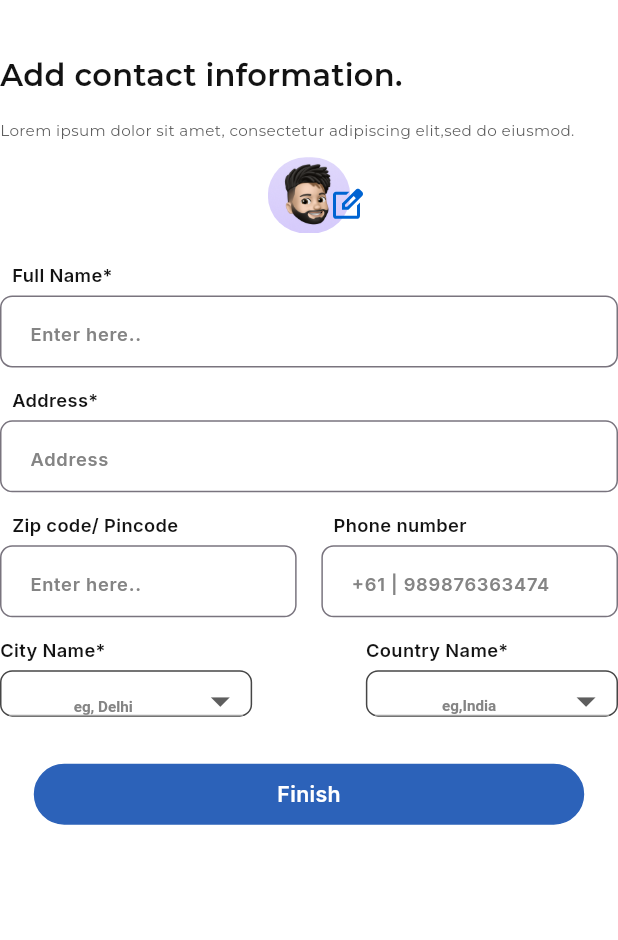
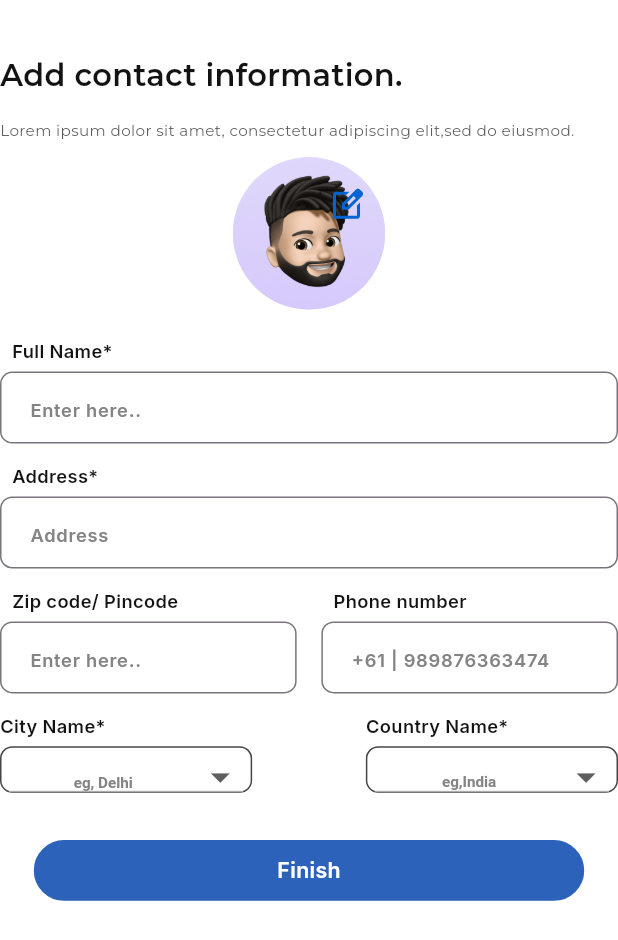
Before and after one commit to project-5327/project-5237-providerside, a Flutter app: the Profile8widget widget shown alone on an empty page, opened directly, on a phone screen of 412 x 824 dp. Shown: the top 940 px of the screen. Run offline on Flutter 3.47's test engine with Material 3 defaults, Android fonts, the light colour scheme and no system bars; our stand-ins replace carousel_slider, easy_sidemenu, file_picker, flutter_map, flutter_screenutil, flutter_svg and 5 more; project files that could hold a hidden picture were left out.

Commit message:
profile changes

```diff
--- a/lib/main.dart
+++ b/lib/main.dart
@@ -6,6 +6,7 @@ import 'package:google_fonts/google_fonts.dart';
 import 'package:project_5237_provider/desktop/onboarding/onboarding1.dart';
 import 'package:project_5237_provider/presentation/constants/responsive_view.dart';
 import 'package:project_5237_provider/desktop/projects/project_detail_screen.dart';
+import 'package:project_5237_provider/presentation/screens/create_profile/profile/profile8.dart';
 import 'package:project_5237_provider/presentation/screens/dashboard/dashboard_view.dart';
 import 'package:project_5237_provider/presentation/screens/login_register/add_project1.dart';
 import 'package:project_5237_provider/presentation/screens/login_register/profile_screen.dart';
@@ -47,7 +48,7 @@ class MyApp extends StatelessWidget {
             ),
             useMaterial3: true,
           ),
-          home: SplashScreen(),
+          home: Profile8(),
         );
 
         //  Profile3());
--- a/lib/presentation/screens/create_profile/profile/components/profile8widget.dart
+++ b/lib/presentation/screens/create_profile/profile/components/profile8widget.dart
@@ -98,29 +98,24 @@ class _Profile8widgetState extends State<Profile8widget> {
                   ),
                   if (_selectedImage != null)
                     Center(
-                        child: ClipRRect(
-                      borderRadius: BorderRadius.circular(100.r),
-                      child: Image.file(
-                        File(_selectedImage!.path),
-                        height: responsive.isMobile ? 50.h : 79.h,
-                        width: responsive.isMobile ? 50.w : 69.w,
-                        fit: BoxFit.cover,
+                      child: CircleAvatar(
+                        radius: 50.r,
+                        backgroundImage: NetworkImage(
+                          _selectedImage!.path,
+                        ),
                       ),
-                    ))
+                    )
                   else ...[
                     Stack(children: [
                       Center(
-                          child: ClipRRect(
-                        borderRadius: BorderRadius.circular(100.r),
-                        child: Image.asset(
+                          child: CircleAvatar(
+                        radius: 50.r,
+                        backgroundImage: AssetImage(
                           'assets/images/uploadImage.png',
-                          height: responsive.isMobile ? 50.h : 79.h,
-                          width: responsive.isMobile ? 50.w : 69.w,
-                          fit: BoxFit.cover,
                         ),
                       )),
                       Positioned(
-                          top: responsive.isMobile ? 20.0 : 35.0,
+                          top: responsive.isMobile ? 20.0 : 45.0,
                           right: 0.0,
                           left: responsive.isMobile ? 50.0 : 60.0,
                           child: GestureDetector(
```
Also changed, not shown: lib/presentation/screens/login_register/profile_screen.dart (+5 -5 lines).
